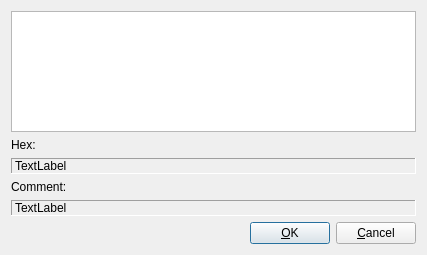
Old version of the form muse3/muse/widgets/choose_sysex_base.ui in the repository emrum/muse.
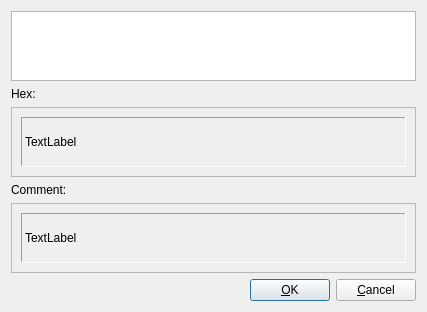
New version of the form.

What changed in the file:
```diff
--- a/muse3/muse/widgets/choose_sysex_base.ui
+++ b/muse3/muse/widgets/choose_sysex_base.ui
@@ -25,6 +25,21 @@
     </widget>
    </item>
    <item>
+    <widget class="QScrollArea" name="scrollArea_2">
+     <property name="widgetResizable">
+      <bool>true</bool>
+     </property>
+     <widget class="QWidget" name="scrollAreaWidgetContents_2">
+      <property name="geometry">
+       <rect>
+        <x>0</x>
+        <y>0</y>
+        <width>411</width>
+        <height>43</height>
+       </rect>
+      </property>
+      <layout class="QVBoxLayout" name="verticalLayout_3">
+       <item>
     <widget class="QLabel" name="hexLabel">
      <property name="frameShape">
       <enum>QFrame::Panel</enum>
@@ -37,6 +52,10 @@
      </property>
     </widget>
    </item>
+      </layout>
+     </widget>
+    </widget>
+   </item>
    <item>
     <widget class="QLabel" name="label_3">
      <property name="text">
@@ -45,6 +64,21 @@
     </widget>
    </item>
    <item>
+    <widget class="QScrollArea" name="scrollArea">
+     <property name="widgetResizable">
+      <bool>true</bool>
+     </property>
+     <widget class="QWidget" name="scrollAreaWidgetContents">
+      <property name="geometry">
+       <rect>
+        <x>0</x>
+        <y>0</y>
+        <width>411</width>
+        <height>43</height>
+       </rect>
+      </property>
+      <layout class="QVBoxLayout" name="verticalLayout_2">
+       <item>
     <widget class="QLabel" name="commentLabel">
      <property name="frameShape">
       <enum>QFrame::Panel</enum>
@@ -55,6 +89,10 @@
      <property name="text">
       <string>TextLabel</string>
      </property>
+        </widget>
+       </item>
+      </layout>
+     </widget>
     </widget>
    </item>
    <item>
```
Lines whose indentation alone changed are shown as unchanged.
